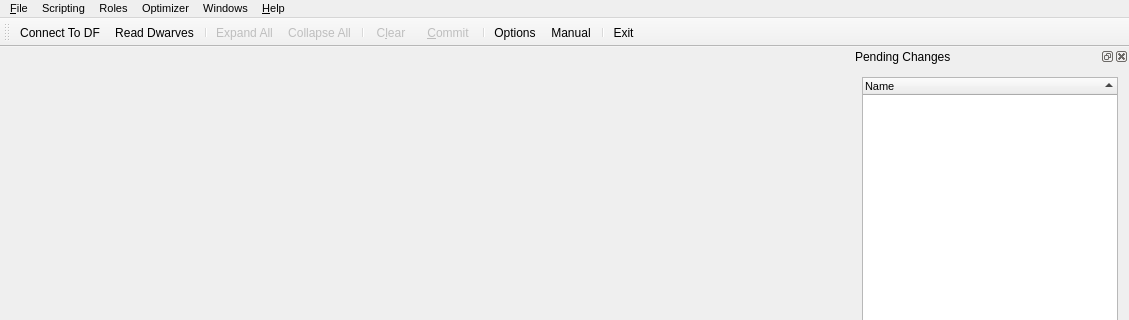
First picture: the form in ui/mainwindow.ui, repository Dwarf-Therapist/Dwarf-Therapist, before the edit; both pictures show x 0 to 1129 and y 0 to 320 of the 1129 by 807 pixel window.
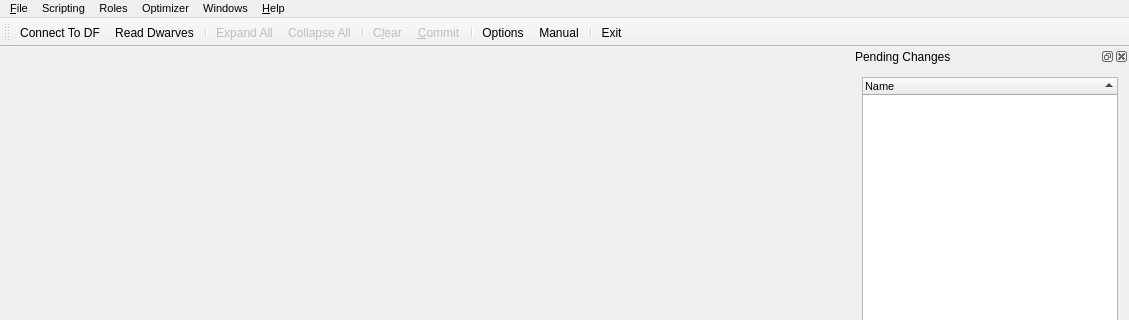
Second picture: the form after the edit. Icons and pictures are not drawn. Custom widgets are drawn as their Qt base class.

Commit message: Fix manual finding, UI whitespace errors

```diff
--- a/ui/mainwindow.ui
+++ b/ui/mainwindow.ui
@@ -761,10 +761,10 @@
      <normaloff>:/img/table--minus.png</normaloff>:/img/table--minus.png</iconset>
    </property>
    <property name="text">
-    <string> C&amp;lear Pending Changes</string>
+    <string>C&amp;lear Pending Changes</string>
    </property>
    <property name="iconText">
-    <string> C&amp;lear </string>
+    <string>C&amp;lear</string>
    </property>
    <property name="toolTip">
     <string>Abort all uncomitted changes (CTRL+E)</string>
@@ -791,7 +791,7 @@
     <string>&amp;Commit Pending Changes</string>
    </property>
    <property name="iconText">
-    <string> &amp;Commit </string>
+    <string>&amp;Commit</string>
    </property>
    <property name="toolTip">
     <string>Write all uncomitted changes to DF (CTRL+T)</string>
```
Left out of the diff: 15 changed lines with no effect on the pictures. The commit also changes 5 other files.
